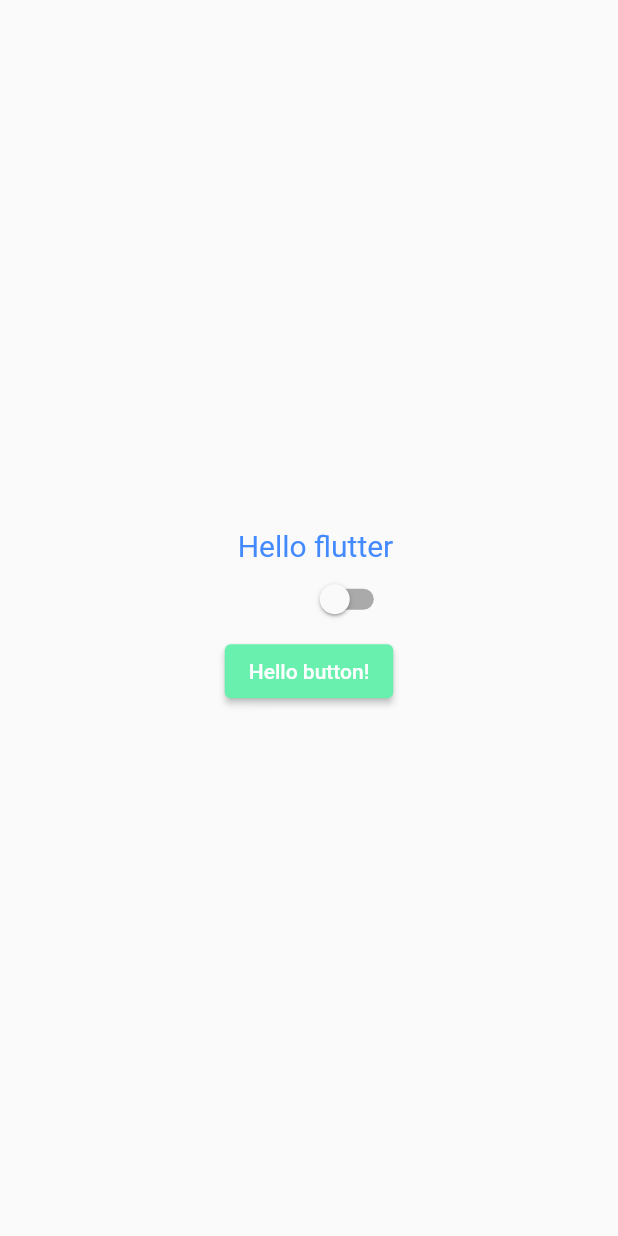
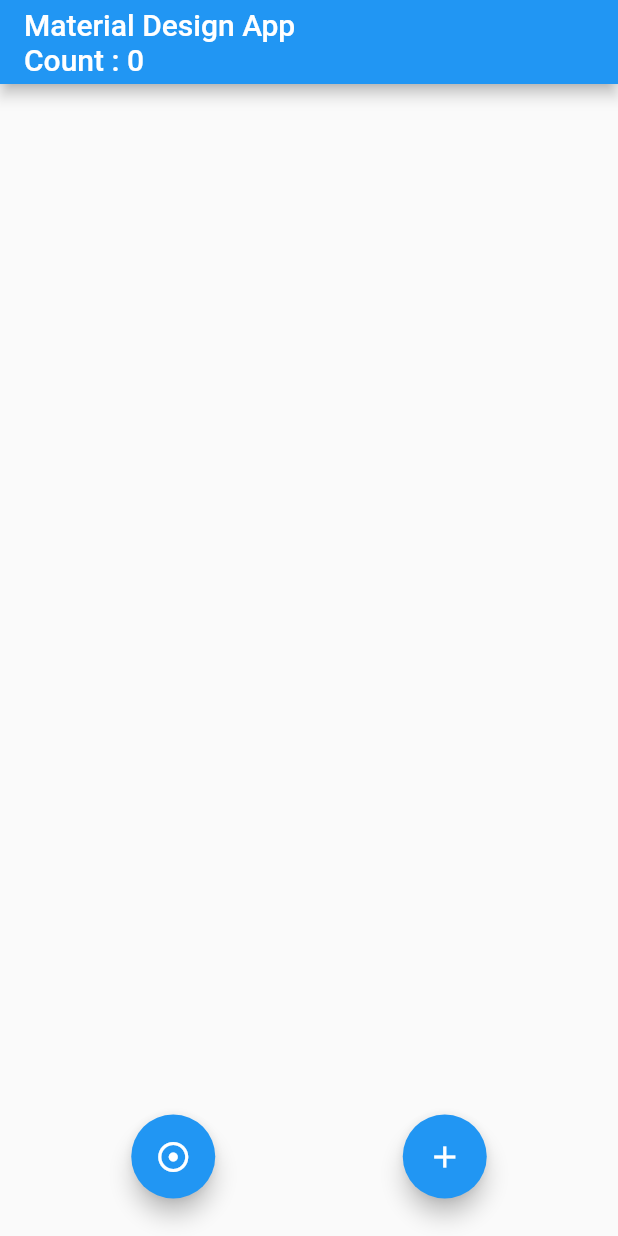
Before and after one commit to deblur99/Flutter_practice, a Flutter app: the screen it shows after launch, on a phone screen of 412 x 824 dp. Run offline on Flutter 3.47's test engine with Material 2 defaults, Android fonts, the phone set to English and light mode, and no system bars.

Commit message:
alignment_practicing

```diff
--- a/lib/main.dart
+++ b/lib/main.dart
@@ -1,150 +1,67 @@
 import 'package:flutter/material.dart';
 
-void main() {
-  runApp(MyApp());
-}
+void main() => runApp(MyApp());
 
-class MyApp extends StatefulWidget {
+class MyApp extends StatelessWidget {
   @override
-  State<StatefulWidget> createState() {
-    return _MyApp();
+  Widget build(BuildContext context) {
+    return MaterialApp(
+      title: "Material Flutter App",
+      theme: ThemeData(
+        primarySwatch: Colors.blue,
+      ),
+      home: MaterialFlutterApp(),
+    );
   }
 }
 
-class _MyApp extends State<MyApp> {
-  bool stateValue = false;
-  Color buttonColor = Colors.greenAccent;
+class MaterialFlutterApp extends StatefulWidget {
+  @override
+  State<StatefulWidget> createState() {
+    return _MaterialFlutterApp();
+  }
+}
+
+class _MaterialFlutterApp extends State<MaterialFlutterApp> {
+  int number = 0;
+  int _number = 0;
+
   @override
   Widget build(BuildContext context) {
-    return MaterialApp(
-      title: "My App",
-      theme: ThemeData(
-        primarySwatch: Colors.red,
-        visualDensity: VisualDensity.adaptivePlatformDensity,
+    return Scaffold(
+      appBar: AppBar(
+        title: Text("Material Design App\nCount : $number"),
       ),
-      darkTheme: ThemeData.light(),
-      home: Scaffold(
-        body: Center(
-          child: Column(
-              crossAxisAlignment: CrossAxisAlignment.end,
-              mainAxisSize: MainAxisSize.min,
-              children: <Widget>[
-                const Text(
-                  "Hello flutter",
-                  textAlign: TextAlign.center,
-                  style: TextStyle(color: Colors.blueAccent, fontSize: 20),
+      body: Container(
+        child: Row(
+          children: [
+            FloatingActionButton(
+                child: Icon(
+                  Icons.adjust_rounded,
                 ),
-                Switch(
-                  value: stateValue,
-                  onChanged: (value) {
-                    setState(() {
-                      print(value);
-                      stateValue = value;
-                    });
-                  },
-                ),
-                ElevatedButton(
-                  child: Text("Hello button!"),
-                  // swap background color of button between greenAccent and deepPurpleAccent
-                  style: ElevatedButton.styleFrom(
-                    primary: buttonColor, // change the color of button by clicking the button
-
-                  ),
-                  onPressed: () {
-                    print(buttonColor);
-                    if (buttonColor == Colors.greenAccent) {
-                      setState(() {
-                        buttonColor = Colors.deepPurpleAccent;
-                      });
-                    } else {
-                      setState(() {
-                        buttonColor = Colors.greenAccent;
-                      });
-                    }
-                  },
-                  onLongPress: () => showDialog<String> (
-                    context: context,
-                    builder: (BuildContext context) => AlertDialog(
-                      title: const Text("AlertDialog Title"),
-                      content: const Text("AlertDialog description"),
-                      actions: <Widget>[
-                        TextButton(
-                          onPressed: () => Navigator.pop(context, "Cancel"),
-                          child: const Text("CANCEL"),
-                        ),
-                        TextButton(
-                          onPressed: () => Navigator.pop(context, "OK"),
-                          child: const Text("OK"),
-                        )
-                      ],
-                    ),
-                  ),
-                )
-              ]),
+                onPressed: () {
+                  setState(() {
+                    _number = number = 0;
+                  });
+                }),
+            FloatingActionButton(
+              child: Icon(
+                Icons.add,
+              ),
+              onPressed: () {
+                _number++;
+                print(_number);
+                setState(() {
+                  number = _number;
+                });
+              },
+            ),
+          ],
+          mainAxisAlignment: MainAxisAlignment.spaceAround,
         ),
+        alignment: Alignment.bottomRight,
+        margin: EdgeInsets.all(25.0),
       ),
     );
   }
 }
-
-/*
-void main() {
-  runApp(MyApp());
-}
-
-class MyApp extends StatefulWidget {
-  @override
-  State<StatefulWidget> createState() {
-    return _MyApp();
-  }
-}
-
-class _MyApp extends State<MyApp> {
-  // This widget is the root of your application.
-  var switchValue = false;
-  String test = "hello";
-  Color _color = Colors.blue;
-  @override
-  Widget build(BuildContext context) {
-    return MaterialApp(
-        title: 'Flutter Demo',
-        theme: ThemeData(
-          // This is the theme of your application.
-          //
-          // Try running your application with "flutter run". You'll see the
-          // application has a blue toolbar. Then, without quitting the app, try
-          // changing the primarySwatch below to Colors.green and then invoke
-          // "hot reload" (press "r" in the console where you ran "flutter run",
-          // or simply save your changes to "hot reload" in a Flutter IDE).
-          // Notice that the counter didn't reset back to zero; the application
-          // is not restarted.
-          primarySwatch: Colors.red,
-          visualDensity: VisualDensity.adaptivePlatformDensity,
-        ),
-        darkTheme: ThemeData.light(),
-        home: Scaffold(
-            // 배경색은 Container에서, 본문색은 Text 내 TextStyle의 color 속성에서 정의한다.
-            body: Center(
-              child: RaisedButton(
-                child: Text("$test"),
-                color: _color,
-                onPressed: () {
-                  if (_color == Colors.blue) {
-                    setState(() {
-                      test = "flutter";
-                      _color = Colors.amber;
-                    });
-                  } else {
-                    setState(() {
-                      test = "hello";
-                      _color = Colors.blue;
-                    });
-                  }
-                },
-              ),
-            )
-        )
-    );
-  }
-}
-*/
```
Also changed, not shown: lib/state_period.dart (added, +40 -0 lines), 1 other file.
